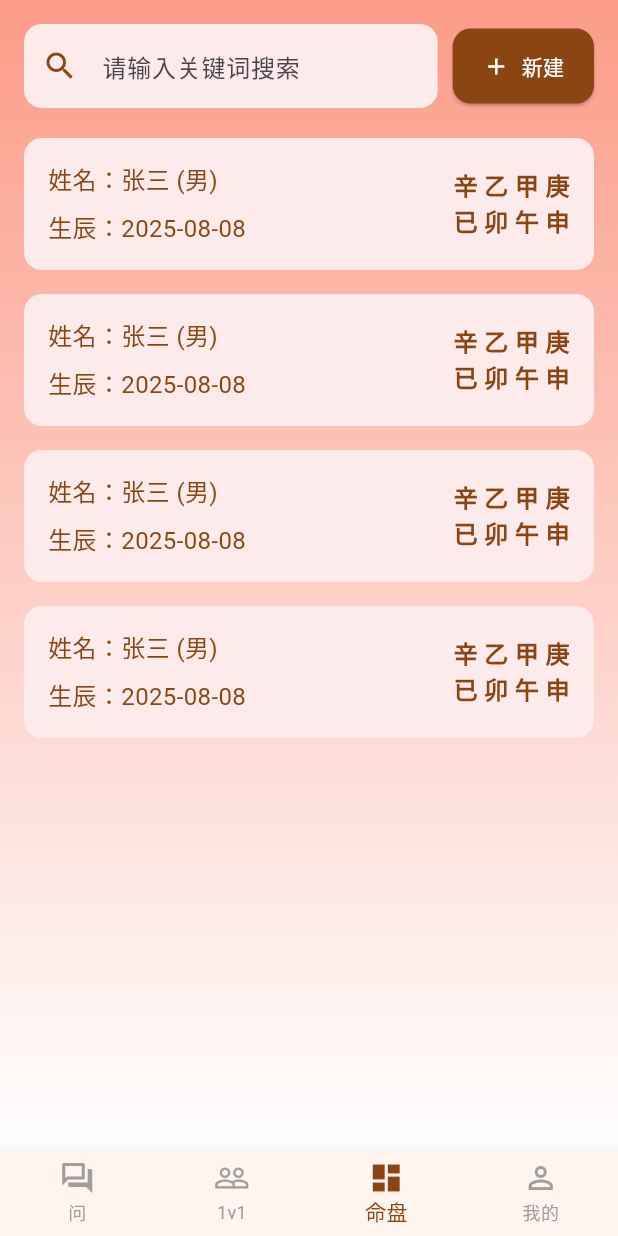
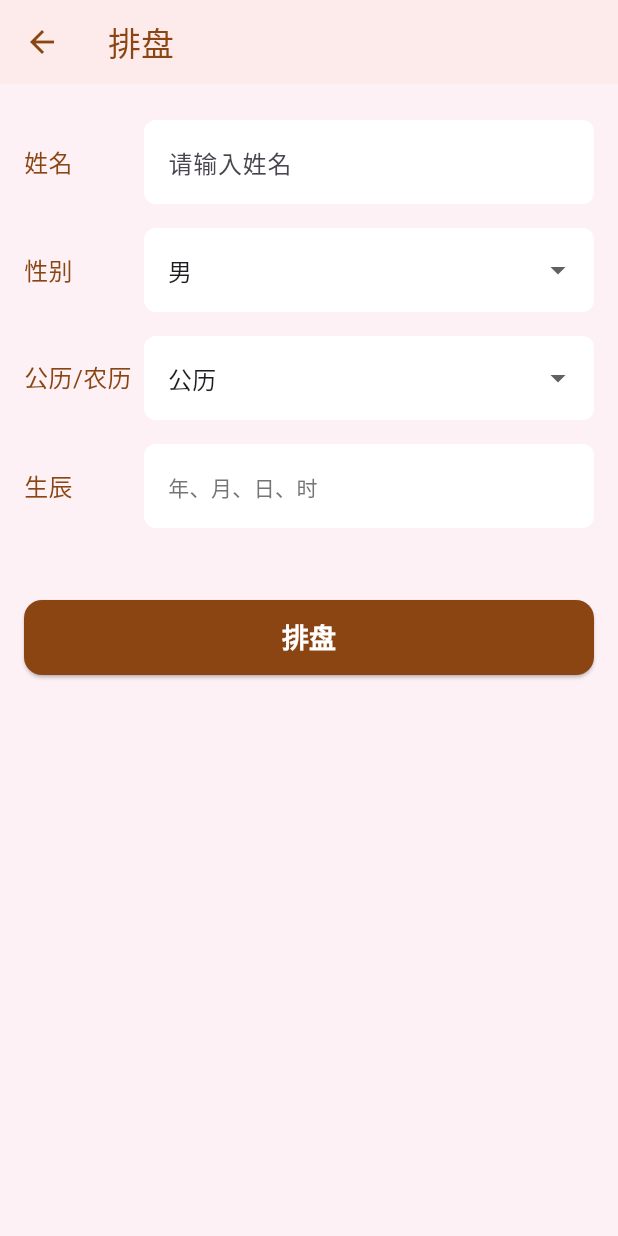
Before and after one commit to wstszx/zhouyi_flutter, a Flutter app: the screen it shows after launch, item 3 of the bottom bar chosen, after a tap on "新建", on a phone screen of 412 x 824 dp. Run offline on Flutter 3.47's test engine with Material 3 defaults, Android fonts, the light colour scheme and no system bars; our stand-ins replace flutter_svg; Roboto replaces fonts that are missing (PingFang SC).

Commit message:
feat: 添加排盘屏幕并实现导航功能

```diff
--- a/lib/screens/astrolabe_screen.dart
+++ b/lib/screens/astrolabe_screen.dart
@@ -1,4 +1,5 @@
 import 'package:flutter/material.dart';
+import 'package:zhouyi/screens/charting_screen.dart';
 
 class AstrolabeScreen extends StatelessWidget {
   const AstrolabeScreen({super.key});
@@ -46,7 +47,10 @@ class AstrolabeScreen extends StatelessWidget {
         const SizedBox(width: 10),
         ElevatedButton.icon(
           onPressed: () {
-            // Navigate to new astrolabe screen
+            Navigator.push(
+              context,
+              MaterialPageRoute(builder: (context) => const ChartingScreen()),
+            );
           },
           icon: const Icon(Icons.add),
           label: const Text('新建'),
--- /dev/null
+++ b/lib/screens/charting_screen.dart
@@ -0,0 +1,131 @@
+import 'package:flutter/material.dart';
+
+class ChartingScreen extends StatelessWidget {
+  const ChartingScreen({super.key});
+
+  @override
+  Widget build(BuildContext context) {
+    return Scaffold(
+      appBar: AppBar(
+        title: const Text('排盘', style: TextStyle(color: Color(0xFF8B4513))),
+        backgroundColor: const Color(0xFFFDEBEB),
+        elevation: 0,
+        iconTheme: const IconThemeData(color: Color(0xFF8B4513)),
+      ),
+      body: Container(
+        color: const Color(0xFFFDEBEB).withOpacity(0.5),
+        child: ListView(
+          padding: const EdgeInsets.all(16.0),
+          children: [
+            _buildTextField(context, '姓名', '请输入姓名'),
+            _buildDropdownField(context, '性别', ['男', '女']),
+            _buildDropdownField(context, '公历/农历', ['公历', '农历']),
+            _buildDateField(context, '生辰', '年、月、日、时'),
+            const SizedBox(height: 40),
+            _buildActionButton(context, '排盘', () {}),
+          ],
+        ),
+      ),
+    );
+  }
+
+  Widget _buildTextField(BuildContext context, String label, String hint) {
+    return Padding(
+      padding: const EdgeInsets.symmetric(vertical: 8.0),
+      child: Row(
+        children: [
+          SizedBox(width: 80, child: Text(label, style: const TextStyle(fontSize: 16, color: Color(0xFF8B4513)))),
+          Expanded(
+            child: TextField(
+              decoration: InputDecoration(
+                hintText: hint,
+                filled: true,
+                fillColor: Colors.white,
+                border: OutlineInputBorder(
+                  borderRadius: BorderRadius.circular(8),
+                  borderSide: BorderSide.none,
+                ),
+              ),
+            ),
+          ),
+        ],
+      ),
+    );
+  }
+
+  Widget _buildDropdownField(BuildContext context, String label, List<String> items) {
+    return Padding(
+      padding: const EdgeInsets.symmetric(vertical: 8.0),
+      child: Row(
+        children: [
+          SizedBox(width: 80, child: Text(label, style: const TextStyle(fontSize: 16, color: Color(0xFF8B4513)))),
+          Expanded(
+            child: DropdownButtonFormField<String>(
+              decoration: InputDecoration(
+                filled: true,
+                fillColor: Colors.white,
+                border: OutlineInputBorder(
+                  borderRadius: BorderRadius.circular(8),
+                  borderSide: BorderSide.none,
+                ),
+              ),
+              value: items.first,
+              items: items.map((String value) {
+                return DropdownMenuItem<String>(
+                  value: value,
+                  child: Text(value),
+                );
+              }).toList(),
+              onChanged: (_) {},
+            ),
+          ),
+        ],
+      ),
+    );
+  }
+
+  Widget _buildDateField(BuildContext context, String label, String hint) {
+    return Padding(
+      padding: const EdgeInsets.symmetric(vertical: 8.0),
+      child: Row(
+        children: [
+          SizedBox(width: 80, child: Text(label, style: const TextStyle(fontSize: 16, color: Color(0xFF8B4513)))),
+          Expanded(
+            child: InkWell(
+              onTap: () async {
+                // Show date picker
+              },
+              child: InputDecorator(
+                decoration: InputDecoration(
+                  hintText: hint,
+                  filled: true,
+                  fillColor: Colors.white,
+                  border: OutlineInputBorder(
+                    borderRadius: BorderRadius.circular(8),
+                    borderSide: BorderSide.none,
+                  ),
+                ),
+                child: Text(hint, style: TextStyle(color: Colors.grey.shade600)),
+              ),
+            ),
+          ),
+        ],
+      ),
+    );
+  }
+
+  Widget _buildActionButton(BuildContext context, String text, VoidCallback onPressed) {
+    return ElevatedButton(
+      onPressed: onPressed,
+      style: ElevatedButton.styleFrom(
+        backgroundColor: const Color(0xFF8B4513),
+        foregroundColor: Colors.white,
+        minimumSize: const Size(double.infinity, 50),
+        shape: RoundedRectangleBorder(
+          borderRadius: BorderRadius.circular(12),
+        ),
+      ),
+      child: Text(text, style: const TextStyle(fontSize: 18, fontWeight: FontWeight.bold)),
+    );
+  }
+}
```
